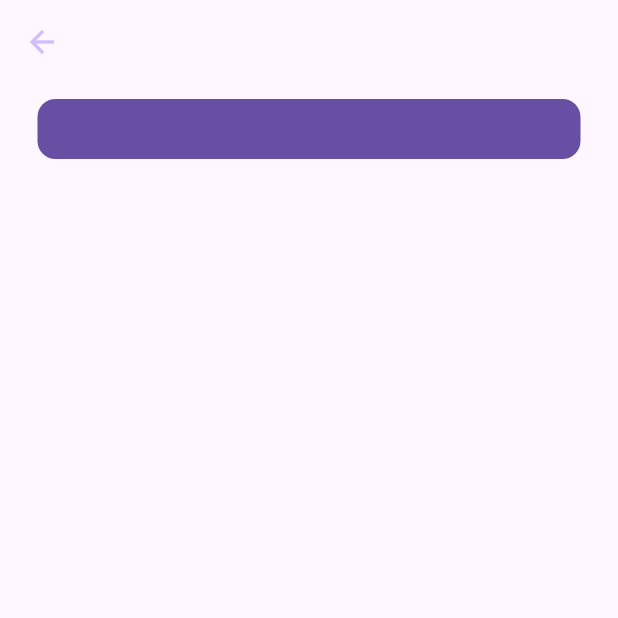
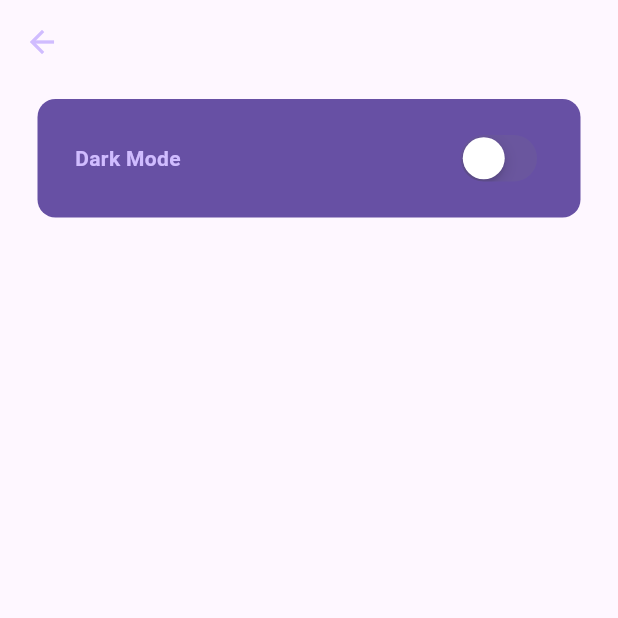
Before and after one commit to Codewithjalloh/app_four_note_offline_database, a Flutter app: the screen it shows after launch, in the side drawer, after a tap on "Settings", on a phone screen of 412 x 824 dp, the top half of it. Run offline on Flutter 3.47's test engine with Material 3 defaults, Android fonts, the phone set to English and light mode, and no system bars; our stand-ins replace isar; accounts and stored records are empty; generated files the repository leaves out were written again.

Commit message:
setting page update

```diff
--- a/lib/pages/setting_page.dart
+++ b/lib/pages/setting_page.dart
@@ -1,4 +1,7 @@
+import 'package:app_four_note_offline_database/theme/theme_provider.dart';
+import 'package:flutter/cupertino.dart';
 import 'package:flutter/material.dart';
+import 'package:provider/provider.dart';
 
 class SettingPage extends StatelessWidget {
   const SettingPage({super.key});
@@ -17,11 +20,29 @@
           color: Theme.of(context).colorScheme.primary,
           borderRadius: BorderRadius.circular(12),
         ),
-        padding: EdgeInsets.symmetric(vertical: 20, horizontal: 25),
-        margin: EdgeInsets.only(left: 25, right: 25, top: 10),
+        padding: const EdgeInsets.symmetric(vertical: 20, horizontal: 25),
+        margin: const EdgeInsets.only(left: 25, right: 25, top: 10),
         child: Row(
           mainAxisAlignment: MainAxisAlignment.spaceBetween,
-          children: [],
+          children: [
+            // DARK MODE
+            Text(
+              "Dark Mode",
+              style: TextStyle(
+                  fontWeight: FontWeight.bold,
+                  color: Theme.of(context).colorScheme.inversePrimary),
+            ),
+
+            // SWITCH TOGGLE
+            // switch toggle
+            CupertinoSwitch(
+              value:
+                  Provider.of<ThemeProvider>(context, listen: false).isDarkMode,
+              onChanged: (value) =>
+                  Provider.of<ThemeProvider>(context, listen: false)
+                      .toggleTheme(),
+            ),
+          ],
         ),
       ),
     );
```
